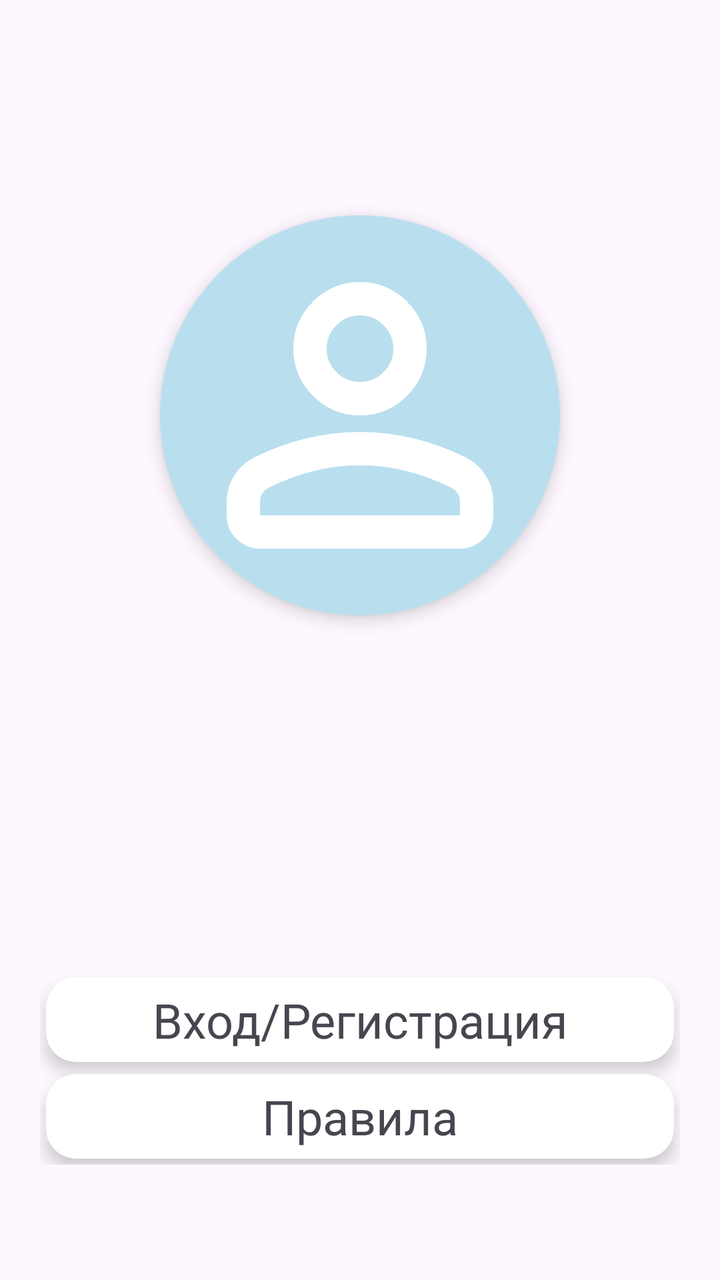
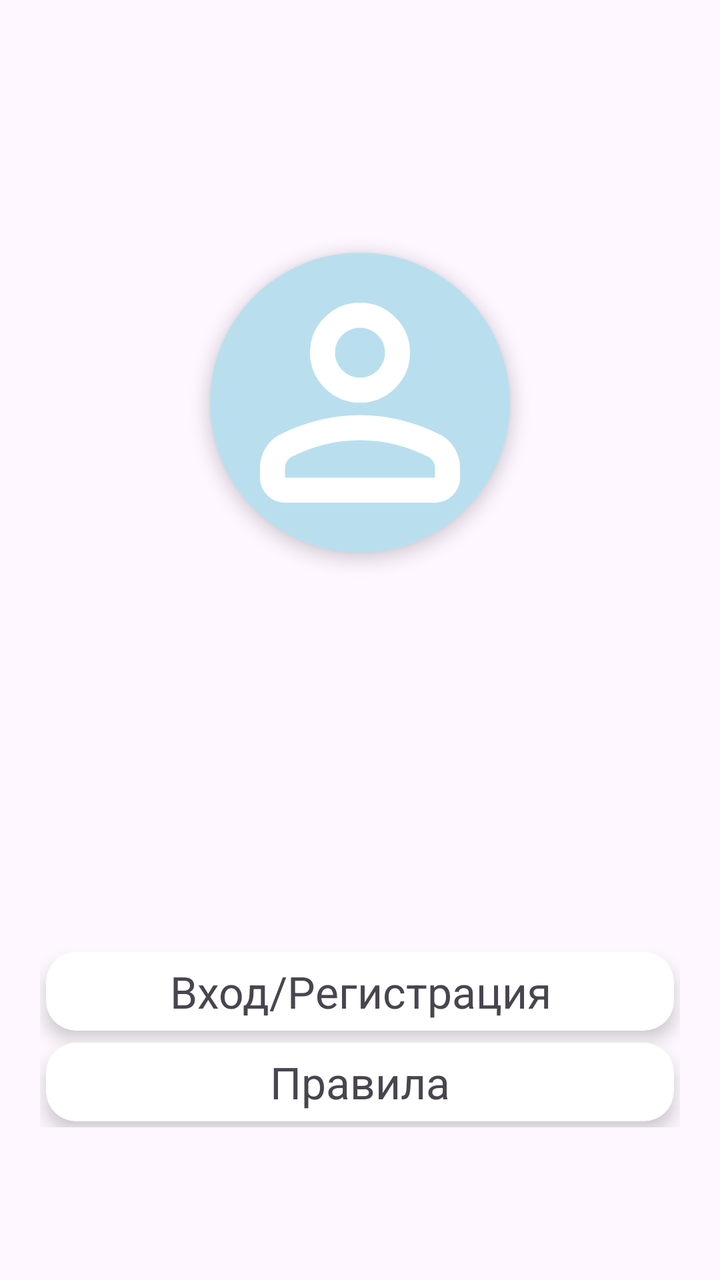

Two renders of the same Android screen: before a commit and after it. Below are the layout's source before the change and the commit's diff.
<!-- AndroidManifest.xml: application theme Base.Theme.TestMapKit -->
<!-- res/layout/fragment_setting.xml -->
<?xml version="1.0" encoding="utf-8"?>
<androidx.constraintlayout.widget.ConstraintLayout xmlns:android="http://schemas.android.com/apk/res/android"
    xmlns:tools="http://schemas.android.com/tools"
    android:layout_width="match_parent"
    android:layout_height="match_parent"
    xmlns:app="http://schemas.android.com/apk/res-auto"
    tools:context=".fragments.setting.SettingFragment">

    <androidx.cardview.widget.CardView
        android:id="@+id/cv_img_profile"
        android:layout_width="wrap_content"
        android:layout_height="wrap_content"
        app:cardElevation="5dp"
        app:cardCornerRadius="180dp"

        app:layout_constraintEnd_toEndOf="parent"
        app:layout_constraintStart_toStartOf="parent"
        app:layout_constraintTop_toTopOf="parent"
        app:layout_constraintBottom_toTopOf="@id/tv_setting_username"
        android:layout_marginTop="50dp"
        android:layout_marginBottom="20dp">

        <ImageView
            android:id="@+id/img_profile"
            android:layout_width="200dp"
            android:layout_height="200dp"
            android:src="@drawable/ic_profile"
            android:background="@color/light_blue"
            android:contentDescription="User avatar"
            />

    </androidx.cardview.widget.CardView>

    <TextView
        android:id="@+id/tv_setting_username"
        android:layout_width="match_parent"
        android:layout_height="wrap_content"
        android:textSize="@dimen/text_title"
        android:text="Ник"
        android:gravity="center"
        app:layout_constraintEnd_toEndOf="parent"
        app:layout_constraintStart_toStartOf="parent"
        app:layout_constraintTop_toBottomOf="@id/cv_img_profile"
        app:layout_constraintBottom_toTopOf="@id/ll_settings"
        android:visibility="gone"/>



    <LinearLayout
        android:id="@+id/ll_settings"
        android:layout_width="match_parent"
        android:layout_height="wrap_content"
        android:orientation="vertical"
        android:layout_marginTop="100dp"
        android:layout_marginStart="20dp"
        android:layout_marginEnd="20dp"
        app:layout_constraintEnd_toEndOf="parent"
        app:layout_constraintStart_toStartOf="parent"
        app:layout_constraintTop_toBottomOf="@id/tv_setting_username"
        app:layout_constraintBottom_toBottomOf="parent">

        <androidx.cardview.widget.CardView
            android:id="@+id/authorisation_card"
            android:layout_width="match_parent"
            android:layout_height="wrap_content"
            app:cardElevation="5dp"
            app:cardCornerRadius="15dp"
            android:layout_margin="3dp"
            android:visibility="visible">
            <TextView
                android:id="@+id/tv_profile_authorisation"
                android:layout_width="match_parent"
                android:layout_height="wrap_content"
                android:layout_margin="5dp"
                android:textSize="@dimen/text_title"
                android:text="Вход/Регистрация"
                android:gravity="center" />
        </androidx.cardview.widget.CardView>

        <androidx.cardview.widget.CardView
            android:id="@+id/profile_card"
            android:layout_width="match_parent"
            android:layout_height="wrap_content"
            app:cardElevation="5dp"
            app:cardCornerRadius="15dp"
            android:layout_margin="3dp"
            android:visibility="gone">
            <TextView
                android:id="@+id/tv_profile_user"
                android:layout_width="match_parent"
                android:layout_height="wrap_content"
                android:layout_margin="5dp"
                android:textSize="@dimen/text_title"
                android:text="Профиль"
                android:gravity="center" />
        </androidx.cardview.widget.CardView>

        <androidx.cardview.widget.CardView
            android:id="@+id/profile_friends_card"
            android:layout_width="match_parent"
            android:layout_height="wrap_content"
            app:cardElevation="5dp"
            app:cardCornerRadius="15dp"
            android:layout_margin="3dp"
            android:visibility="gone">
            <TextView
                android:id="@+id/tv_profile_friends"
                android:layout_width="match_parent"
                android:layout_height="wrap_content"
                android:layout_margin="5dp"
                android:textSize="@dimen/text_title"
                android:text="Друзья"
                android:gravity="center" />
        </androidx.cardview.widget.CardView>

        <androidx.cardview.widget.CardView
            android:id="@+id/rules_card"
            android:layout_width="match_parent"
            android:layout_height="wrap_content"
            app:cardElevation="5dp"
            app:cardCornerRadius="15dp"
            android:layout_margin="3dp">
            <TextView
                android:id="@+id/tv_profile_rules"
                android:layout_width="match_parent"
                android:layout_height="wrap_content"
                android:layout_margin="5dp"
                android:textSize="@dimen/text_title"
                android:text="Правила"
                android:gravity="center" />
        </androidx.cardview.widget.CardView>

        <androidx.cardview.widget.CardView
            android:id="@+id/logout_card"
            android:layout_width="match_parent"
            android:layout_height="wrap_content"
            app:cardElevation="5dp"
            app:cardCornerRadius="15dp"
            android:layout_margin="3dp"
            android:visibility="gone">
            <TextView
                android:id="@+id/tv_profile_logout"
                android:layout_width="match_parent"
                android:layout_height="wrap_content"
                android:layout_margin="5dp"
                android:textSize="@dimen/text_title"
                android:text="Выйти из профиля"
                android:gravity="center" />
        </androidx.cardview.widget.CardView>
    </LinearLayout>

</androidx.constraintlayout.widget.ConstraintLayout>
<!-- resources referenced by this layout -->
<resources>
  <color name="light_blue">#CCA8D8EA</color>
  <dimen name="text_title">24sp</dimen>
  <!-- drawable ic_profile (drawable) -->
  <vector xmlns:android="http://schemas.android.com/apk/res/android" android:height="24dp" android:tint="#FFFFFF" android:viewportHeight="960" android:viewportWidth="960" android:width="24dp">
        
      <path android:fillColor="@android:color/white" android:pathData="M367,433Q320,386 320,320Q320,254 367,207Q414,160 480,160Q546,160 593,207Q640,254 640,320Q640,386 593,433Q546,480 480,480Q414,480 367,433ZM160,720L160,688Q160,654 177.5,625.5Q195,597 224,582Q286,551 350,535.5Q414,520 480,520Q546,520 610,535.5Q674,551 736,582Q765,597 782.5,625.5Q800,654 800,688L800,720Q800,753 776.5,776.5Q753,800 720,800L240,800Q207,800 183.5,776.5Q160,753 160,720ZM240,720L720,720L720,688Q720,677 714.5,668Q709,659 700,654Q646,627 591,613.5Q536,600 480,600Q424,600 369,613.5Q314,627 260,654Q251,659 245.5,668Q240,677 240,688L240,720ZM536.5,376.5Q560,353 560,320Q560,287 536.5,263.5Q513,240 480,240Q447,240 423.5,263.5Q400,287 400,320Q400,353 423.5,376.5Q447,400 480,400Q513,400 536.5,376.5ZM480,320Q480,320 480,320Q480,320 480,320Q480,320 480,320Q480,320 480,320Q480,320 480,320Q480,320 480,320Q480,320 480,320Q480,320 480,320ZM480,720L480,720Q480,720 480,720Q480,720 480,720Q480,720 480,720Q480,720 480,720Q480,720 480,720Q480,720 480,720Q480,720 480,720Q480,720 480,720L480,720Z"/>
      
  </vector>
  <style name="Base.Theme.TestMapKit" parent="Theme.Material3.DayNight.NoActionBar">
  
      </style>
</resources>

<!-- the commit's change to res/layout/fragment_setting.xml (unified diff, before → after) -->
@@ -22,8 +22,8 @@
 
         <ImageView
             android:id="@+id/img_profile"
-            android:layout_width="200dp"
-            android:layout_height="200dp"
+            android:layout_width="@dimen/text_view_width_extra"
+            android:layout_height="@dimen/text_view_width_extra"
             android:src="@drawable/ic_profile"
             android:background="@color/light_blue"
             android:contentDescription="User avatar"
<!-- resource entries referenced after the edit -->
@@ -1,7 +1,8 @@
 <!-- resources referenced by this layout -->
 <resources>
   <color name="light_blue">#CCA8D8EA</color>
-  <dimen name="text_title">24sp</dimen>
+  <dimen name="text_title">22sp</dimen>
+  <dimen name="text_view_width_extra">150dp</dimen>
   <!-- drawable ic_profile (drawable) -->
   <vector xmlns:android="http://schemas.android.com/apk/res/android" android:height="24dp" android:tint="#FFFFFF" android:viewportHeight="960" android:viewportWidth="960" android:width="24dp">
         
